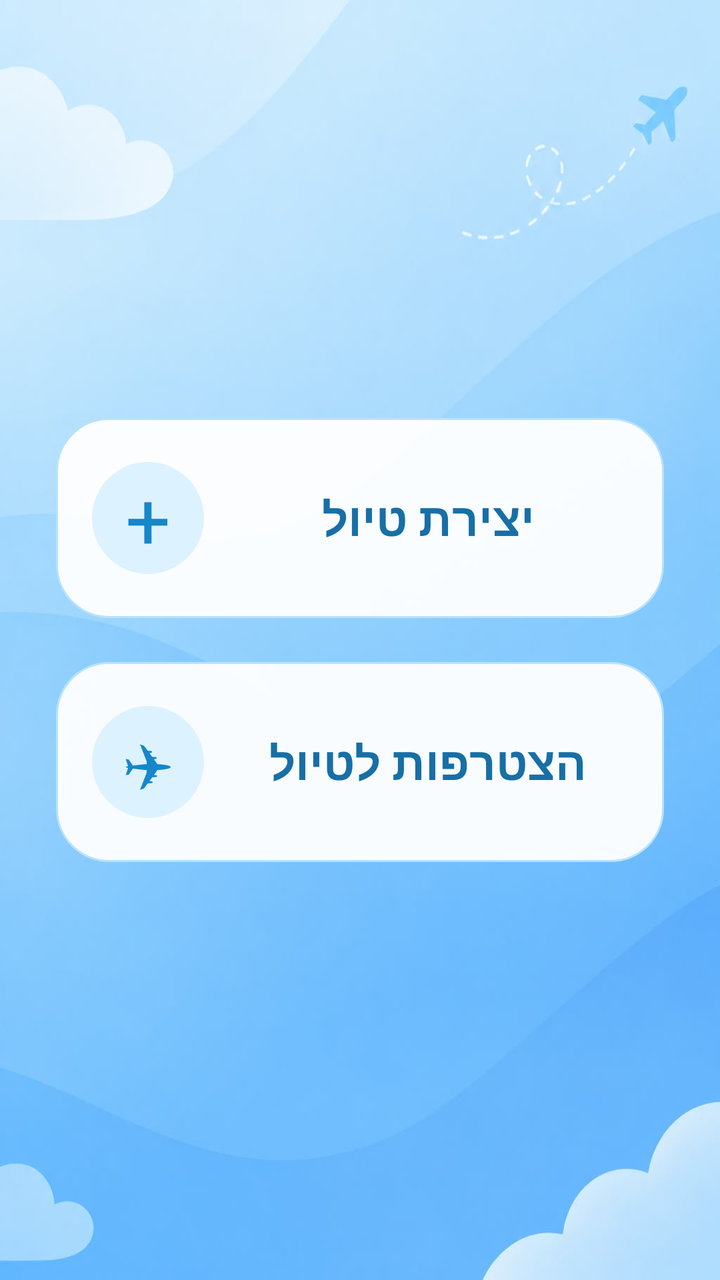
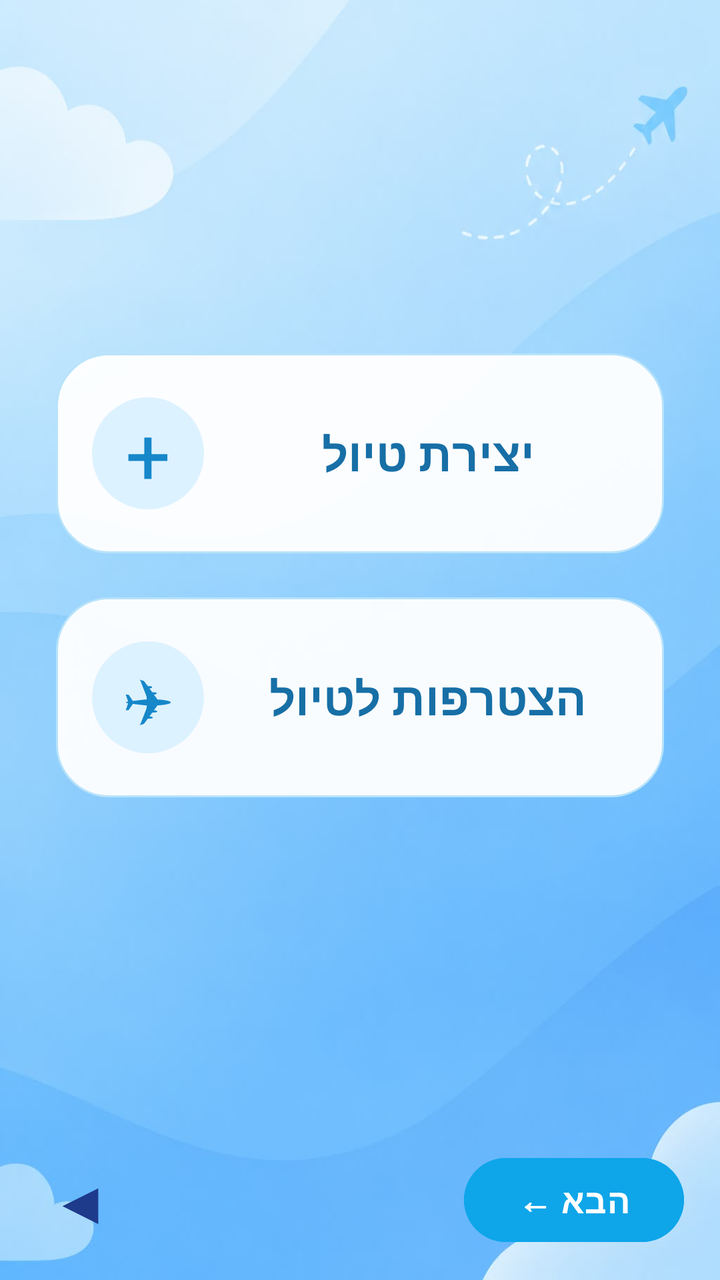

Two renders of the same Android screen: before a commit and after it. Below are the layout's source before the change and the commit's diff.
<!-- AndroidManifest.xml: application theme Theme.SyncIt1 -->
<!-- res/layout/activity_home.xml -->
<?xml version="1.0" encoding="utf-8"?>
<androidx.constraintlayout.widget.ConstraintLayout xmlns:android="http://schemas.android.com/apk/res/android"
    xmlns:app="http://schemas.android.com/apk/res-auto"
    xmlns:tools="http://schemas.android.com/tools"
    android:id="@+id/main"
    android:layout_width="match_parent"
    android:layout_height="match_parent"
    android:background="@drawable/home"
    tools:context=".HomeActivity">

    
    <LinearLayout
        android:id="@+id/btnCreateTrip"
        android:layout_width="0dp"
        android:layout_height="100dp"
        android:layout_marginStart="28dp"
        android:layout_marginEnd="28dp"
        android:background="@drawable/trip_button"
        android:gravity="center_vertical"
        android:orientation="horizontal"
        android:padding="18dp"
        android:clickable="true"
        android:focusable="true"
        app:layout_constraintTop_toTopOf="parent"
        app:layout_constraintBottom_toTopOf="@id/btnJoinTrip"
        app:layout_constraintStart_toStartOf="parent"
        app:layout_constraintEnd_toEndOf="parent"
        app:layout_constraintVertical_chainStyle="packed">

        <TextView
            android:layout_width="56dp"
            android:layout_height="56dp"
            android:background="@drawable/trip_icon_circle"
            android:gravity="center"
            android:text="+"
            android:textColor="#1687C9"
            android:textSize="40sp" />

        <TextView
            android:layout_width="0dp"
            android:layout_height="wrap_content"
            android:layout_weight="1"
            android:gravity="center"
            android:layout_marginStart="12dp"
            android:text="יצירת טיול"
            android:textColor="#176FA6"
            android:textSize="23sp"
            android:textStyle="bold" />

    </LinearLayout>

    
    <LinearLayout
        android:id="@+id/btnJoinTrip"
        android:layout_width="0dp"
        android:layout_height="100dp"
        android:layout_marginStart="28dp"
        android:layout_marginTop="22dp"
        android:layout_marginEnd="28dp"
        android:background="@drawable/trip_button"
        android:clickable="true"
        android:focusable="true"
        android:gravity="center_vertical"
        android:orientation="horizontal"
        android:padding="18dp"
        app:layout_constraintBottom_toBottomOf="parent"
        app:layout_constraintEnd_toEndOf="parent"
        app:layout_constraintHorizontal_bias="0.0"
        app:layout_constraintStart_toStartOf="parent"
        app:layout_constraintTop_toBottomOf="@id/btnCreateTrip">

        <TextView
            android:layout_width="56dp"
            android:layout_height="56dp"
            android:background="@drawable/trip_icon_circle"
            android:gravity="center"
            android:text="✈"
            android:textColor="#1687C9"
            android:textSize="30sp" />

        <TextView
            android:layout_width="0dp"
            android:layout_height="wrap_content"
            android:layout_marginStart="12dp"
            android:layout_weight="1"
            android:gravity="center"
            android:text="הצטרפות לטיול"
            android:textColor="#176FA6"
            android:textSize="23sp"
            android:textStyle="bold" />

    </LinearLayout>

</androidx.constraintlayout.widget.ConstraintLayout>
<!-- resources referenced by this layout -->
<resources>
  <!-- drawable home: jpeg bitmap (drawable, 26821 bytes) -->
  <!-- drawable trip_button (drawable) -->
  <?xml version="1.0" encoding="utf-8"?>
  <shape xmlns:android="http://schemas.android.com/apk/res/android">
      <solid android:color="#F2FFFFFF" />
      <corners android:radius="26dp" />
      <stroke
          android:width="1dp"
          android:color="#B8E3FA" />
  </shape>
  <!-- drawable trip_icon_circle (drawable) -->
  <?xml version="1.0" encoding="utf-8"?>
  <shape xmlns:android="http://schemas.android.com/apk/res/android">
  
      <solid android:color="#DDF2FF" />
  
      <corners android:radius="28dp" />
  
  </shape>
  <style name="Theme.SyncIt1" parent="Base.Theme.SyncIt1" />
  <style name="Base.Theme.SyncIt1" parent="Theme.Material3.DayNight.NoActionBar">
          
          
      </style>
</resources>

<!-- the commit's change to res/layout/activity_home.xml (unified diff, before → after) -->
@@ -1,5 +1,6 @@
 <?xml version="1.0" encoding="utf-8"?>
-<androidx.constraintlayout.widget.ConstraintLayout xmlns:android="http://schemas.android.com/apk/res/android"
+<androidx.constraintlayout.widget.ConstraintLayout
+    xmlns:android="http://schemas.android.com/apk/res/android"
     xmlns:app="http://schemas.android.com/apk/res-auto"
     xmlns:tools="http://schemas.android.com/tools"
     android:id="@+id/main"
@@ -7,6 +8,37 @@
     android:layout_height="match_parent"
     android:background="@drawable/home"
     tools:context=".HomeActivity">
+
+    
+    <TextView
+        android:id="@+id/btnBack"
+        android:layout_width="50dp"
+        android:layout_height="50dp"
+        android:text="◀"
+        android:textColor="#1E3A8A"
+        android:textSize="30sp"
+        android:gravity="center"
+        android:clickable="true"
+        android:focusable="true"
+        app:layout_constraintLeft_toLeftOf="parent"
+        app:layout_constraintBottom_toBottomOf="parent"
+        android:layout_marginLeft="15dp"
+        android:layout_marginBottom="15dp" />
+
+    
+    <Button
+        android:id="@+id/btnNextMyTrips"
+        android:layout_width="110dp"
+        android:layout_height="50dp"
+        android:text="הבא ←"
+        android:textColor="#FFFFFF"
+        android:textSize="17sp"
+        android:textStyle="bold"
+        android:backgroundTint="#0EA5E9"
+        android:layout_marginEnd="18dp"
+        android:layout_marginBottom="15dp"
+        app:layout_constraintRight_toRightOf="parent"
+        app:layout_constraintBottom_toBottomOf="parent" />
 
     
     <LinearLayout
@@ -63,11 +95,10 @@
         android:gravity="center_vertical"
         android:orientation="horizontal"
         android:padding="18dp"
-        app:layout_constraintBottom_toBottomOf="parent"
+        app:layout_constraintBottom_toTopOf="@id/btnNextMyTrips"
         app:layout_constraintEnd_toEndOf="parent"
-        app:layout_constraintHorizontal_bias="0.0"
         app:layout_constraintStart_toStartOf="parent"
-        app:layout_constraintTop_toBottomOf="@id/btnCreateTrip">
+        app:layout_constraintTop_toBottomOf="@id/btnCreateTrip" >
 
         <TextView
             android:layout_width="56dp"
